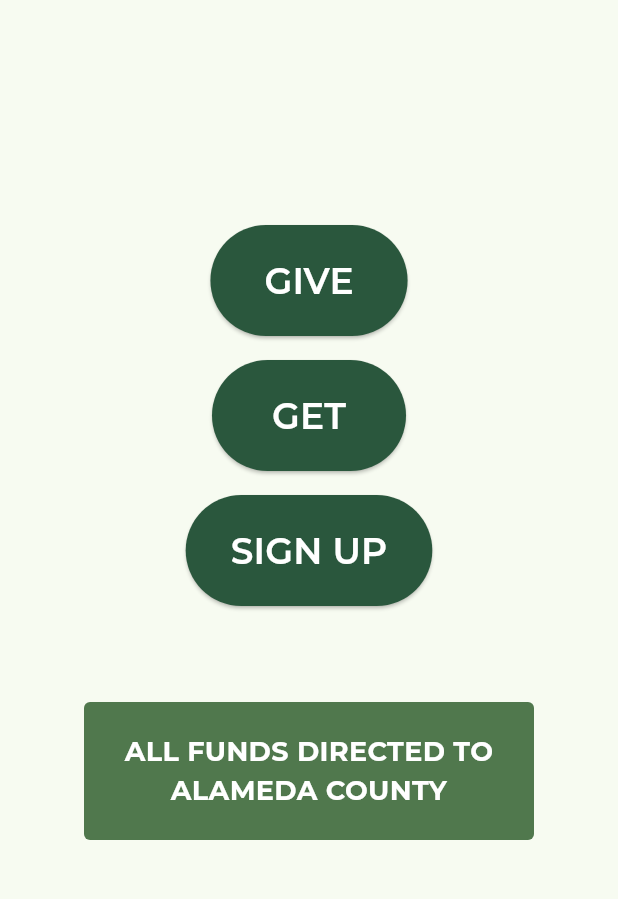
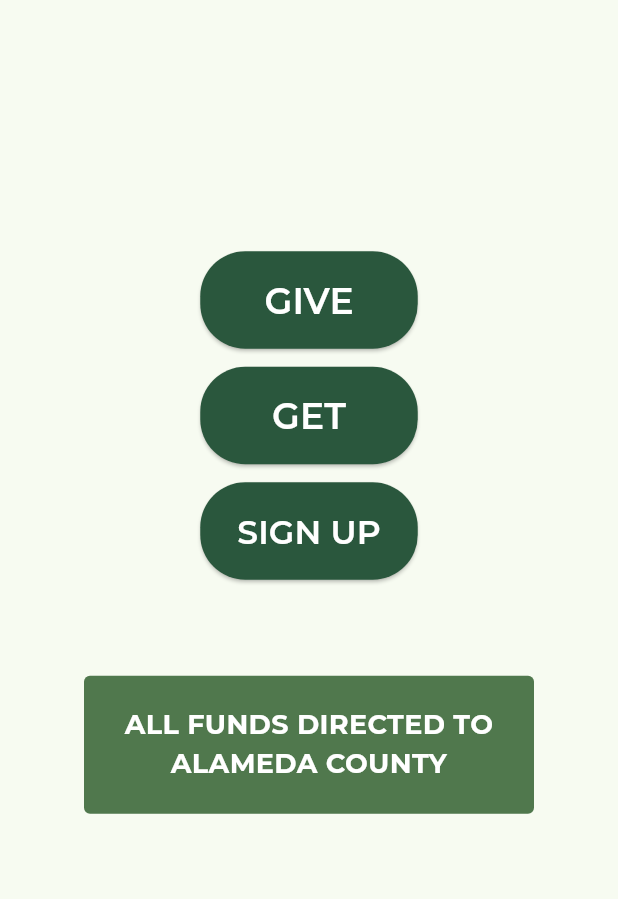
Before and after one commit to nikhil-s1nha/Resport, a Flutter app: the screen it shows after launch, on a phone screen of 412 x 824 dp, the part 171-1070 px from its top. Run offline on Flutter 3.47's test engine with Material 3 defaults, Android fonts, the phone set to English and light mode, and no system bars; our stand-ins replace cloud_firestore, firebase_auth, firebase_core, firebase_database, firebase_storage, google_fonts and 2 more; accounts and stored records are empty; statements that could not run were skipped.

Commit message:
aesthetic buttons
aesthetic button!

```diff
--- a/lib/screens/home_screen.dart
+++ b/lib/screens/home_screen.dart
@@ -135,14 +135,18 @@
               child: Column(
                 mainAxisAlignment: MainAxisAlignment.center,
                 children: [
-                  ElevatedButton(
+                  SizedBox(
+                    width: 145, // Adjust width to fit the longest text
+                    height: 65, // Keep height consistent
+                    child: ElevatedButton(
                       onPressed: () {
                         Navigator.pushNamed(context, '/give');
                       },
                       style: ElevatedButton.styleFrom(
                         backgroundColor: const Color(0xFF2a573d), // Olive green
-                      padding: const EdgeInsets.symmetric(
-                          vertical: 20, horizontal: 36),
+                        shape: RoundedRectangleBorder(
+                          borderRadius: BorderRadius.circular(30), // Rounded edges
+                        ),
                       ),
                       child: Text(
                         "GIVE",
@@ -150,20 +154,25 @@
                           textStyle: const TextStyle(
                             color: Colors.white,
                             fontSize: 24,
-                          fontWeight: FontWeight.w600
+                            fontWeight: FontWeight.w600,
                           ),
                         ),
                       ),
                     ),
-                  const SizedBox(height: 16),
-                  ElevatedButton(
+                  ),
+                  const SizedBox(height: 12),
+                  SizedBox(
+                    width: 145,
+                    height: 65,
+                    child: ElevatedButton(
                       onPressed: () {
                         Navigator.pushNamed(context, '/get');
                       },
                       style: ElevatedButton.styleFrom(
                         backgroundColor: const Color(0xFF2a573d), // Olive green
-                      padding: const EdgeInsets.symmetric(
-                          vertical: 20, horizontal: 40),
+                        shape: RoundedRectangleBorder(
+                          borderRadius: BorderRadius.circular(30),
+                        ),
                       ),
                       child: Text(
                         "GET",
@@ -171,34 +180,41 @@
                           textStyle: const TextStyle(
                             color: Colors.white,
                             fontSize: 24,
-                          fontWeight: FontWeight.w600
+                            fontWeight: FontWeight.w600,
+                          ),
                         ),
                       ),
                     ),
                   ),
                   if (!isAuthenticated) ...[
-                    const SizedBox(height: 16),
-                    ElevatedButton(
+                    const SizedBox(height: 12),
+                    SizedBox(
+                      width: 145,
+                      height: 65,
+                      child: ElevatedButton(
                         onPressed: () {
                           Navigator.pushNamed(context, '/sign-up');
                         },
                         style: ElevatedButton.styleFrom(
                           backgroundColor: const Color(0xFF2a573d), // Olive green
-                        padding: const EdgeInsets.symmetric(
-                            vertical: 20, horizontal: 30),
+                          shape: RoundedRectangleBorder(
+                            borderRadius: BorderRadius.circular(30),
+                          ),
                         ),
                         child: Text(
                           "SIGN UP",
                           style: GoogleFonts.montserrat(
                             textStyle: const TextStyle(
                               color: Colors.white,
-                            fontSize: 24,
-                            fontWeight: FontWeight.w600
+                              fontSize: 22, // Slightly smaller as per your original request
+                              fontWeight: FontWeight.w600,
+                            ),
                           ),
                         ),
                       ),
                     ),
                   ],
+
                   const SizedBox(height: 64),
                   Container(
                     width: 300,
```
Lines whose indentation alone changed are shown as unchanged.
